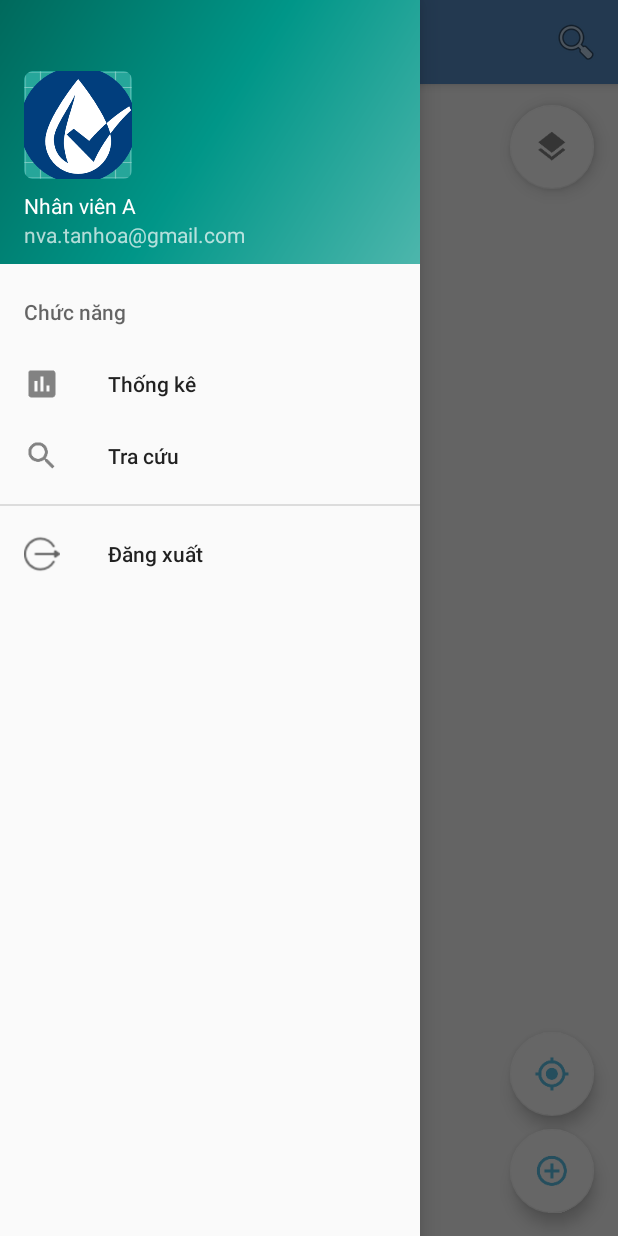
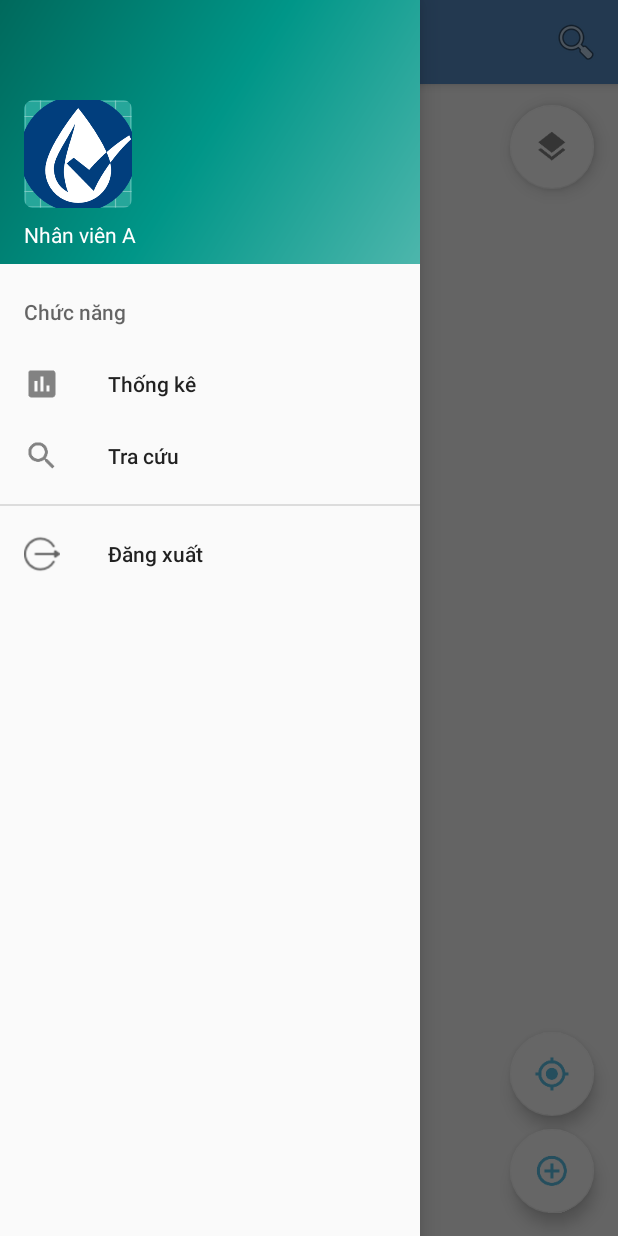
Before and after one commit to ditagis-vinhlong/VinhLong_ChatLuongNuoc, an Android app: the MainActivity screen opened directly, with no data from a screen before it, with the side drawer open, on a phone screen of 412 x 824 dp. Run offline under Robolectric (Android 15) with nearby library versions, the phone set to English and light mode, and no system bars; libraries missing offline, so code that uses them is left out: com.esri.arcgisruntime; 5 statements that could not run were skipped.

```diff
--- a/app/build.gradle
+++ b/app/build.gradle
@@ -9,7 +9,7 @@ android {
         minSdkVersion 21
         targetSdkVersion 26
         versionCode 1
-        versionName "1.0.0"
+        versionName "1.0.1"
         testInstrumentationRunner "android.support.test.runner.AndroidJUnitRunner"
     }
     repositories {
--- a/app/src/main/res/layout/activity_quan_ly_chat_luong_nuoc.xml
+++ b/app/src/main/res/layout/activity_quan_ly_chat_luong_nuoc.xml
@@ -19,7 +19,7 @@
         android:layout_height="match_parent"
         android:layout_gravity="start"
         android:fitsSystemWindows="true"
-        app:headerLayout="@layout/nav_header_quan_ly_su_co"
-        app:menu="@menu/activity_quan_ly_su_co_drawer" />
+        app:headerLayout="@layout/nav_header"
+        app:menu="@menu/activity_quan_ly_drawer" />
 
 </android.support.v4.widget.DrawerLayout>
--- a/app/src/main/res/layout/nav_header_quan_ly_su_co.xml
+++ b/app/src/main/res/layout/nav_header.xml
@@ -20,16 +20,11 @@
         app:srcCompat="@mipmap/ic_launcher_round" />
 
     <TextView
+        android:id="@+id/namenv"
         android:layout_width="match_parent"
         android:layout_height="wrap_content"
         android:paddingTop="@dimen/nav_header_vertical_spacing"
         android:text="@string/name_nhanvien"
         android:textAppearance="@style/TextAppearance.AppCompat.Body1" />
 
-    <TextView
-        android:id="@+id/textView"
-        android:layout_width="wrap_content"
-        android:layout_height="wrap_content"
-        android:text="@string/gmail_nhanvien" />
-
 </LinearLayout>
--- a/app/src/main/res/values/strings.xml
+++ b/app/src/main/res/values/strings.xml
@@ -85,7 +85,6 @@
     <string name="FAILED_TO_UPDATE_DATA">Cập nhật dữ liệu không thành công</string>
     <string name="INCORRECT_INPUT_FORMAT">Số liệu nhập vào không đúng định dạng!!!</string>
     <string name="name_nhanvien">Nhân viên A</string>
-    <string name="gmail_nhanvien">nva.tanhoa@gmail.com</string>
 
     <!--preference begin-->
     <string name="preference_username">username</string>
```
Also changed, not shown: app/src/main/java/vinhlong/ditagis/com/qlcln/LoginActivity.java (+8 -5 lines), app/src/main/java/vinhlong/ditagis/com/qlcln/MainActivity.java (+12 -2 lines), app/src/main/java/vinhlong/ditagis/com/qlcln/entities/DApplication.java (+5 -5 lines), app/src/main/java/vinhlong/ditagis/com/qlcln/tools/TraCuu.java (+10 -7 lines), app/src/main/java/vinhlong/ditagis/com/qlcln/utities/MapViewHandler.java (+5 -11 lines), app/src/main/res/menu/activity_quan_ly_drawer.xml (renamed from app/src/main/res/menu/activity_quan_ly_su_co_drawer.xml).
